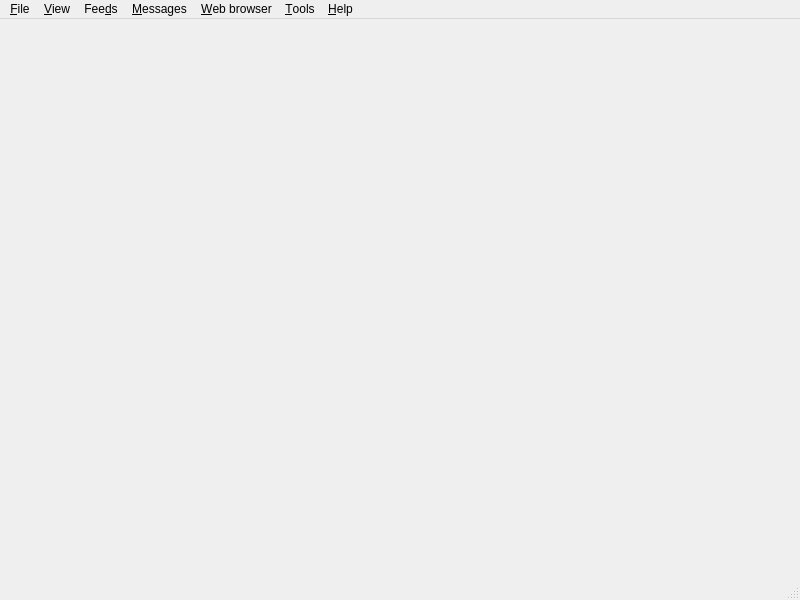
martinrotter/rssguard, file src/gui/formmain.ui: the form before one commit.
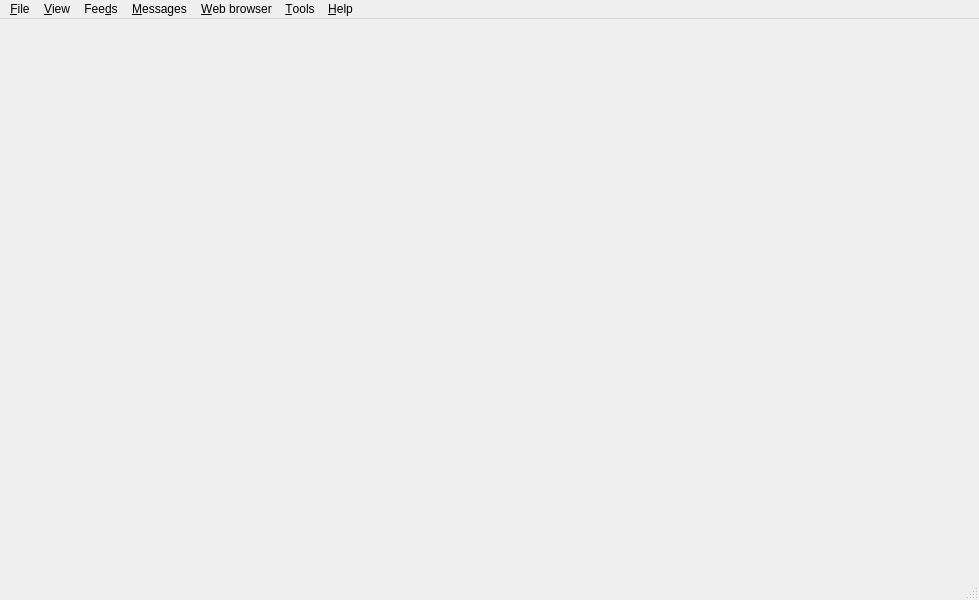
The form after the commit. Custom widgets are drawn as their Qt base class.

Patch:
```diff
--- a/src/gui/formmain.ui
+++ b/src/gui/formmain.ui
@@ -6,7 +6,7 @@
    <rect>
     <x>0</x>
     <y>0</y>
-    <width>800</width>
+    <width>979</width>
     <height>600</height>
    </rect>
   </property>
@@ -47,8 +47,8 @@
     <rect>
      <x>0</x>
      <y>0</y>
-     <width>800</width>
-     <height>21</height>
+     <width>979</width>
+     <height>19</height>
     </rect>
    </property>
    <widget class="QMenu" name="m_menuFile">
```
